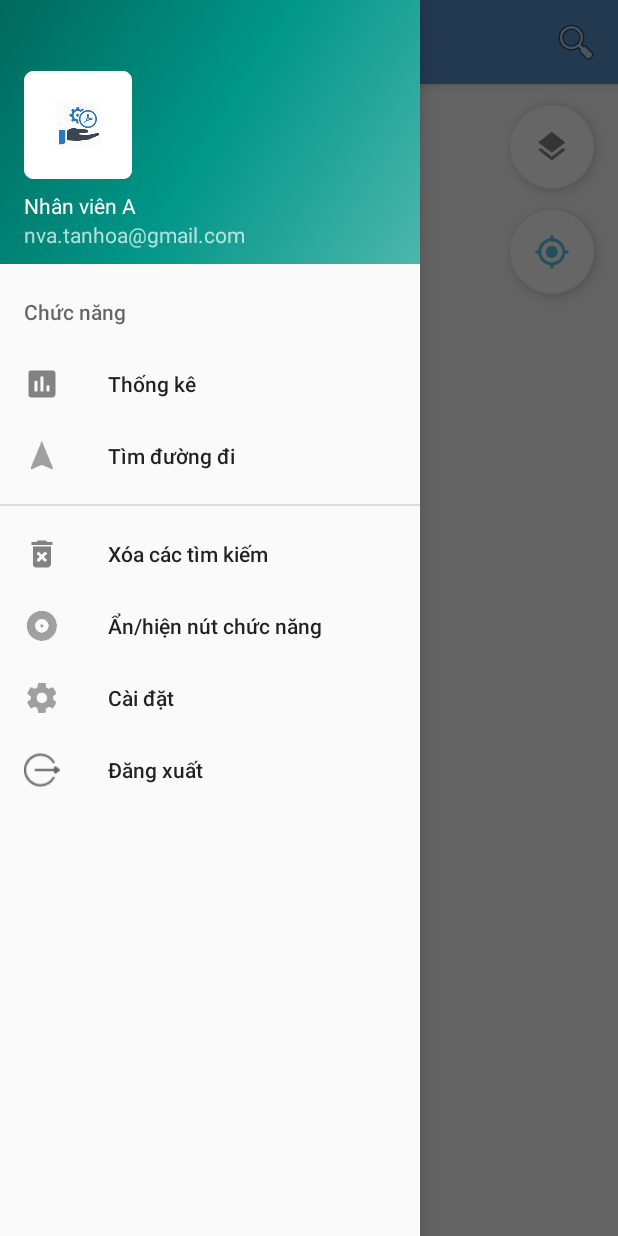
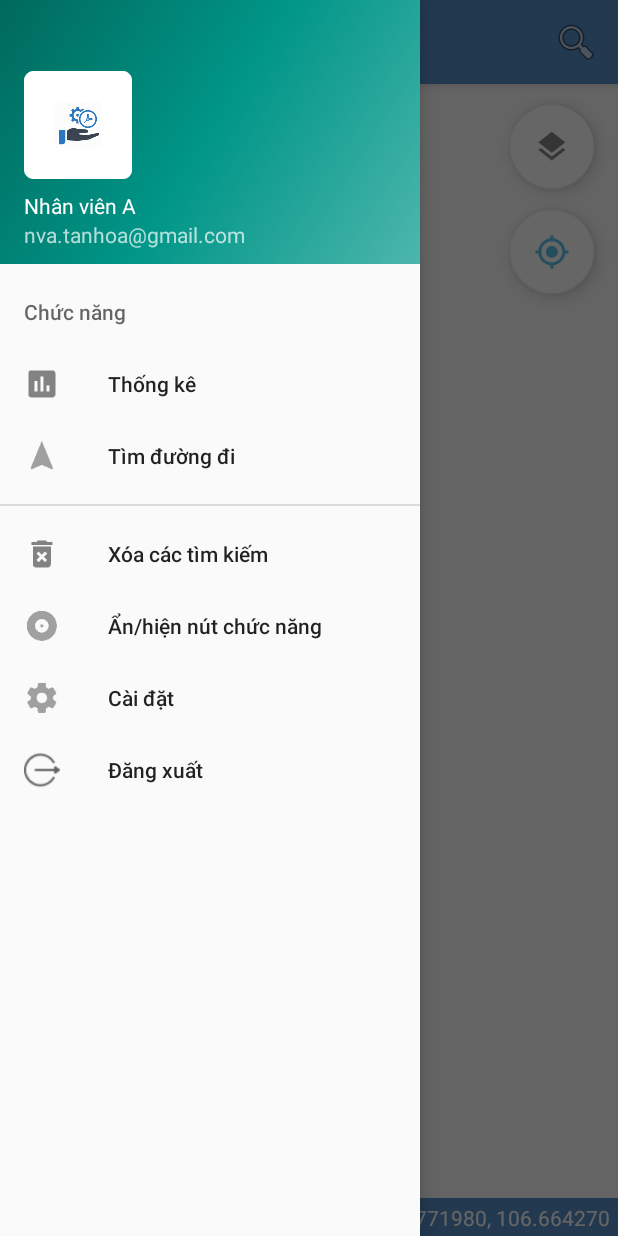
Before and after one commit to DITAGIS/HCM_TanHoa_Android_QLTS, an Android app: the QuanLyTaiSan screen opened directly, with no data from a screen before it, with the side drawer open, on a phone screen of 412 x 824 dp. Run offline under Robolectric (Android 15) with nearby library versions, the phone set to English and light mode, and no system bars; libraries missing offline, so code that uses them is left out: com.esri.arcgisruntime; plain views replace MapView; 39 statements that could not run were skipped.

Commit message:
hiển thị tọa độ khi di chuyển bản đồ

```diff
--- a/app/src/main/java/hcm/ditagis/com/tanhoa/qlts/QuanLyTaiSan.java
+++ b/app/src/main/java/hcm/ditagis/com/tanhoa/qlts/QuanLyTaiSan.java
@@ -290,6 +290,7 @@ public class QuanLyTaiSan extends AppCompatActivity implements NavigationView.On
         mMapViewHandler.setmPopUp(popupInfos);
         mMapViewHandler.setFeatureLayerDTGs(mFeatureLayerDTGS);
         thongKe = new ThongKe(this, mFeatureLayerDTGS);
+        final TextView txtToaDo = ((TextView) findViewById(R.id.txt_toado));
         mMap.addDoneLoadingListener(new Runnable() {
             @Override
             public void run() {
@@ -311,6 +312,13 @@ public class QuanLyTaiSan extends AppCompatActivity implements NavigationView.On
             @SuppressLint("SetTextI18n")
             @Override
             public boolean onScroll(MotionEvent e1, MotionEvent e2, float distanceX, float distanceY) {
+                if(mMapViewHandler != null) {
+                    double[] location = mMapViewHandler.onScroll(e1, e2, distanceX, distanceY);
+                    float log = (float) Math.round(location[0] * 100000) / 100000;
+                    float lat = (float) Math.round(location[1] * 100000) / 100000;
+                    txtToaDo.setText(lat + ", " + log);
+//                    edit_latitude.setText(location[1] + "");
+                }
                 return super.onScroll(e1, e2, distanceX, distanceY);
             }
 
--- a/app/src/main/res/layout/content_quan_ly_tai_san.xml
+++ b/app/src/main/res/layout/content_quan_ly_tai_san.xml
@@ -107,4 +107,20 @@
         android:background="@color/colorWhite"
         android:orientation="horizontal"
         android:visibility="gone"></LinearLayout>
+    <LinearLayout
+        android:layout_width="match_parent"
+        android:layout_height="25dp"
+        android:background="@color/colorPrimary"
+        android:layout_gravity="bottom"
+        android:orientation="vertical">
+        <TextView
+            android:layout_gravity="right"
+            android:id="@+id/txt_toado"
+            android:textColor="@color/colorWhite"
+            android:layout_marginRight="5dp"
+            android:layout_marginTop="3dp"
+            android:layout_width="wrap_content"
+            android:layout_height="wrap_content"
+            android:text="10.771980, 106.664270"/>
+    </LinearLayout>
 </FrameLayout>
```
